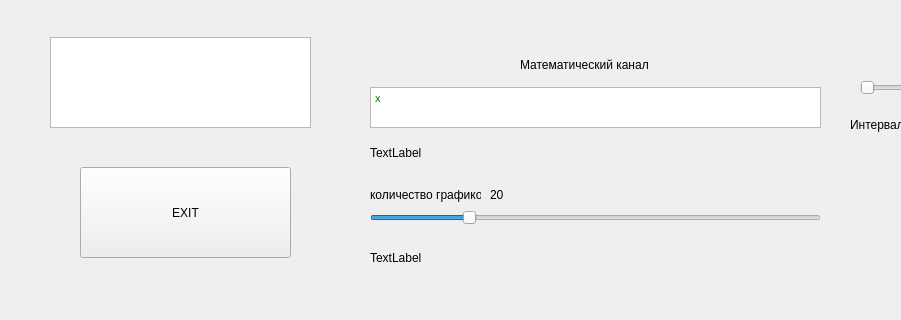
Before: the Qt Designer form mainwindow.ui in tomyqg/topaz-m, drawn with Qt 5; both pictures show x 0 to 901 and y 480 to 800 of the 1280 by 800 pixel window.
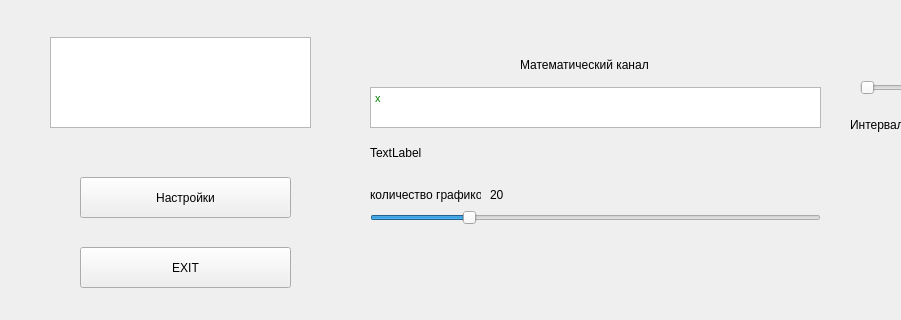
After: the same form once the commit is applied. Icons and pictures are not drawn. Custom widgets are drawn as their Qt base class.

What changed in the file:
```diff
--- a/mainwindow.ui
+++ b/mainwindow.ui
@@ -13,6 +13,18 @@
     <height>800</height>
    </rect>
   </property>
+  <property name="minimumSize">
+   <size>
+    <width>1280</width>
+    <height>800</height>
+   </size>
+  </property>
+  <property name="maximumSize">
+   <size>
+    <width>1280</width>
+    <height>800</height>
+   </size>
+  </property>
   <property name="windowTitle">
    <string>MainWindow</string>
   </property>
@@ -93,9 +105,9 @@
     <property name="geometry">
      <rect>
       <x>80</x>
-      <y>630</y>
+      <y>710</y>
       <width>211</width>
-      <height>91</height>
+      <height>41</height>
      </rect>
     </property>
     <property name="text">
@@ -212,19 +224,6 @@
      <string>20</string>
     </property>
    </widget>
-   <widget class="QLabel" name="label_7">
-    <property name="geometry">
-     <rect>
-      <x>370</x>
-      <y>700</y>
-      <width>451</width>
-      <height>41</height>
-     </rect>
-    </property>
-    <property name="text">
-     <string>TextLabel</string>
-    </property>
-   </widget>
    <widget class="QLCDNumber" name="lcdNumber_2">
     <property name="geometry">
      <rect>
@@ -322,6 +321,19 @@
      <string>Интервал: </string>
     </property>
    </widget>
+   <widget class="QPushButton" name="pushButton_2">
+    <property name="geometry">
+     <rect>
+      <x>80</x>
+      <y>640</y>
+      <width>211</width>
+      <height>41</height>
+     </rect>
+    </property>
+    <property name="text">
+     <string>Настройки</string>
+    </property>
+   </widget>
   </widget>
   <widget class="QMenuBar" name="menuBar">
    <property name="geometry">
```
Left out of the diff: 2 changed lines with no effect on the pictures.
